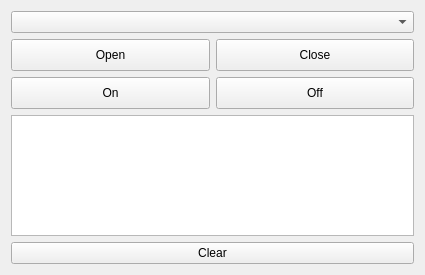
This is mainwindow.ui in jnwatts/bksupply as Qt 5 draws it before an edit. The edited form follows.
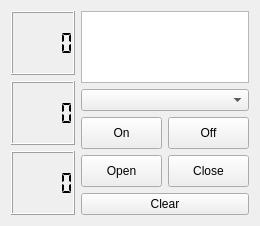
This is the edited form.

What changed in the file:
```diff
--- a/mainwindow.ui
+++ b/mainwindow.ui
@@ -6,48 +6,73 @@
    <rect>
     <x>0</x>
     <y>0</y>
-    <width>425</width>
-    <height>275</height>
+    <width>260</width>
+    <height>226</height>
    </rect>
   </property>
   <property name="windowTitle">
    <string>BKSUPPLY</string>
   </property>
   <widget class="QWidget" name="centralWidget">
+   <layout class="QHBoxLayout" name="horizontalLayout_3">
+    <item>
+     <layout class="QVBoxLayout" name="verticalLayout_2">
+      <item>
+       <widget class="QLCDNumber" name="lcdVolt">
+        <property name="smallDecimalPoint">
+         <bool>false</bool>
+        </property>
+        <property name="digitCount">
+         <number>5</number>
+        </property>
+        <property name="segmentStyle">
+         <enum>QLCDNumber::Flat</enum>
+        </property>
+        <property name="value" stdset="0">
+         <double>0.000000000000000</double>
+        </property>
+       </widget>
+      </item>
+      <item>
+       <widget class="QLCDNumber" name="lcdAmp">
+        <property name="digitCount">
+         <number>5</number>
+        </property>
+        <property name="segmentStyle">
+         <enum>QLCDNumber::Flat</enum>
+        </property>
+        <property name="value" stdset="0">
+         <double>0.000000000000000</double>
+        </property>
+       </widget>
+      </item>
+      <item>
+       <widget class="QLCDNumber" name="lcdWatt">
+        <property name="digitCount">
+         <number>5</number>
+        </property>
+        <property name="segmentStyle">
+         <enum>QLCDNumber::Flat</enum>
+        </property>
+        <property name="value" stdset="0">
+         <double>0.000000000000000</double>
+        </property>
+       </widget>
+      </item>
+     </layout>
+    </item>
+    <item>
    <layout class="QVBoxLayout" name="verticalLayout">
+      <item>
+       <widget class="QPlainTextEdit" name="log">
+        <property name="readOnly">
+         <bool>true</bool>
+        </property>
+       </widget>
+      </item>
     <item>
      <widget class="QComboBox" name="port"/>
     </item>
-    <item>
-     <layout class="QHBoxLayout" name="horizontalLayout">
-      <item>
-       <widget class="QPushButton" name="open">
-        <property name="minimumSize">
-         <size>
-          <width>0</width>
-          <height>32</height>
-         </size>
-        </property>
-        <property name="text">
-         <string>Open</string>
-        </property>
-       </widget>
-      </item>
-      <item>
-       <widget class="QPushButton" name="close">
-        <property name="minimumSize">
-         <size>
-          <width>0</width>
-          <height>32</height>
-         </size>
-        </property>
-        <property name="text">
-         <string>Close</string>
-        </property>
-       </widget>
-      </item>
-     </layout>
-    </item>
     <item>
      <layout class="QHBoxLayout" name="horizontalLayout_2">
       <item>
@@ -79,11 +104,34 @@
      </layout>
     </item>
     <item>
-     <widget class="QPlainTextEdit" name="log">
-      <property name="readOnly">
-       <bool>true</bool>
-      </property>
-     </widget>
+       <layout class="QHBoxLayout" name="horizontalLayout">
+        <item>
+         <widget class="QPushButton" name="open">
+          <property name="minimumSize">
+           <size>
+            <width>0</width>
+            <height>32</height>
+           </size>
+          </property>
+          <property name="text">
+           <string>Open</string>
+          </property>
+         </widget>
+        </item>
+        <item>
+         <widget class="QPushButton" name="close">
+          <property name="minimumSize">
+           <size>
+            <width>0</width>
+            <height>32</height>
+           </size>
+          </property>
+          <property name="text">
+           <string>Close</string>
+          </property>
+         </widget>
+        </item>
+       </layout>
     </item>
     <item>
      <widget class="QPushButton" name="clear">
@@ -91,6 +139,8 @@
        <string>Clear</string>
       </property>
      </widget>
+      </item>
+     </layout>
     </item>
    </layout>
   </widget>
```
Lines whose indentation alone changed are shown as unchanged.
